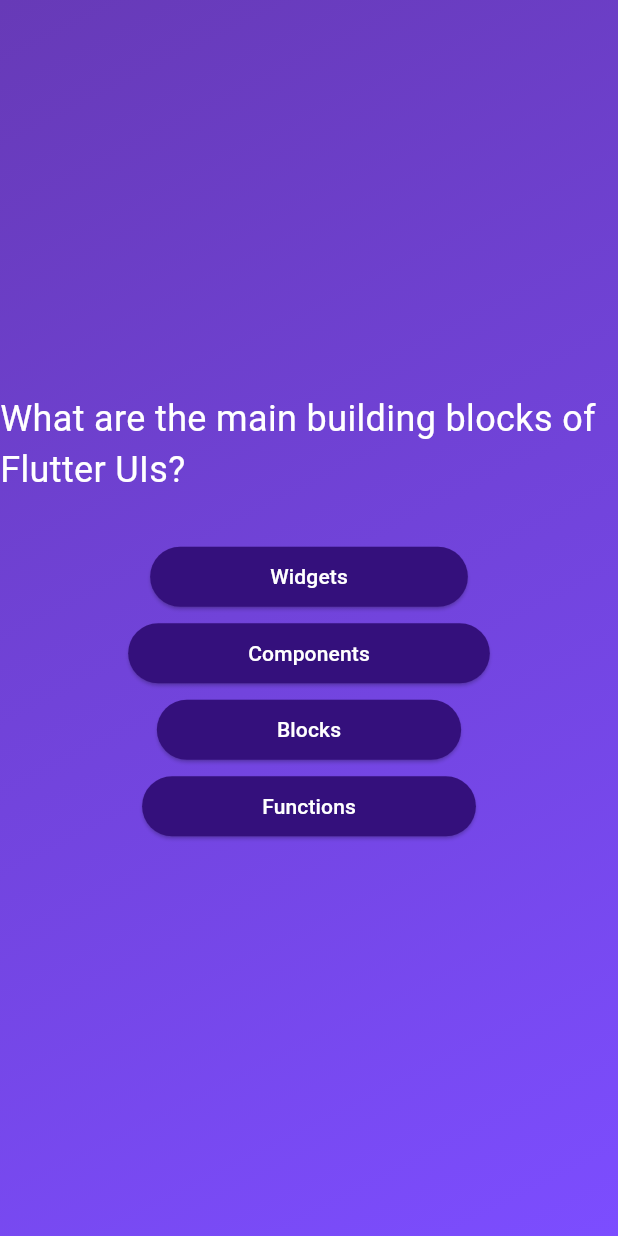
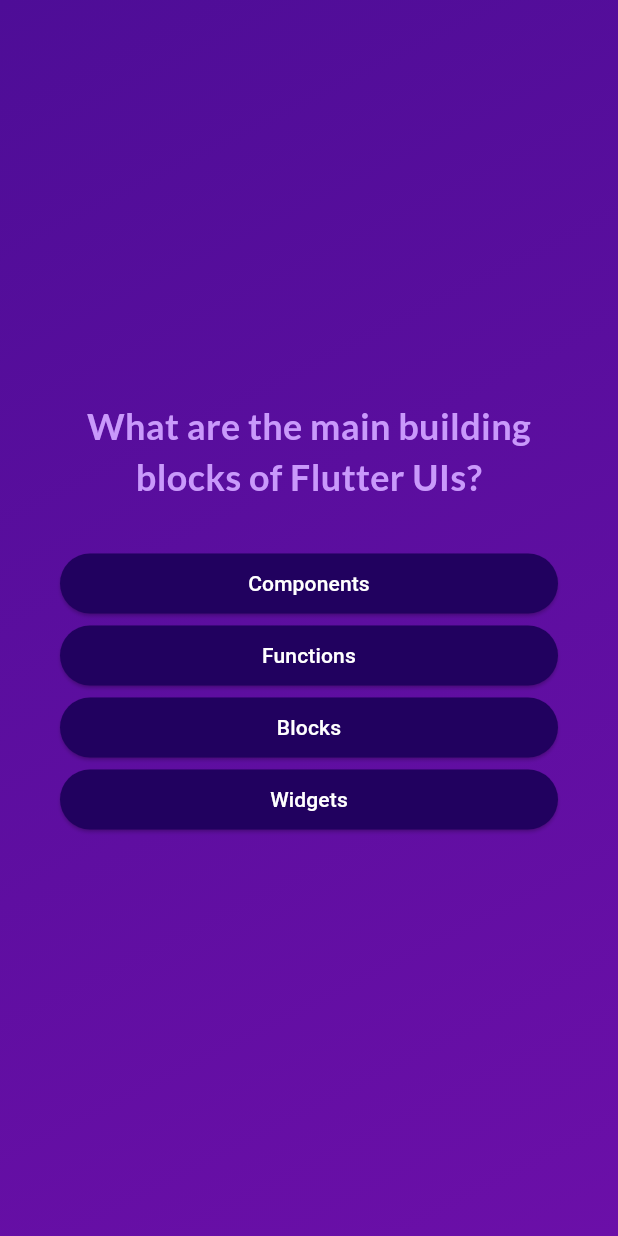
Before and after one commit to wenkhai2005/Quiz_App, a Flutter app: the screen it shows after launch, after a tap on "Start Quiz", on a phone screen of 412 x 824 dp. Run offline on Flutter 3.47's test engine with Material 3 defaults, Android fonts, the phone set to English and light mode, and no system bars; our stand-ins replace google_fonts.

Commit message:
complete version

```diff
--- a/lib/answer_button.dart
+++ b/lib/answer_button.dart
@@ -1,25 +1,34 @@
 import 'package:flutter/material.dart';
 
-// ignore: must_be_immutable
 class AnswerButton extends StatelessWidget {
-  AnswerButton(this.answer, this.onTap, {super.key});
+  const AnswerButton({
+    super.key,
+    required this.answerText,
+    required this.onTap,
+  });
 
-  String answer;
-  void Function() onTap;
+  final String answerText;
+  final void Function() onTap;
 
   @override
   Widget build(BuildContext context) {
     return ElevatedButton(
-      onPressed: () {},
+      onPressed: onTap,
       style: ElevatedButton.styleFrom(
-        padding: EdgeInsets.symmetric(vertical: 10, horizontal: 80),
-        backgroundColor: Color.fromARGB(255, 52, 16, 124),
+        padding: const EdgeInsets.symmetric(
+          vertical: 10,
+          horizontal: 40,
+        ),
+        backgroundColor: const Color.fromARGB(255, 33, 1, 95),
         foregroundColor: Colors.white,
         shape: RoundedRectangleBorder(
-          borderRadius: BorderRadius.circular(100),
+          borderRadius: BorderRadius.circular(40),
         ),
       ),
-      child: Text(answer),
+      child: Text(
+        answerText,
+        textAlign: TextAlign.center,
+      ),
     );
   }
 }
--- a/lib/models/quiz_question.dart
+++ b/lib/models/quiz_question.dart
@@ -3,4 +3,10 @@ class QuizQuestion {
 
   final String text;
   final List<String> answer;
+
+  List<String> getShuffledAnswers() {
+    final shuffledAnswers = List.of(answer);
+    shuffledAnswers.shuffle();
+    return shuffledAnswers;
+  }
 }
--- a/lib/question_screen.dart
+++ b/lib/question_screen.dart
@@ -1,45 +1,66 @@
 import 'package:flutter/material.dart';
 import 'package:quiz_app/data/questions.dart';
 import 'answer_button.dart';
+import 'package:google_fonts/google_fonts.dart';
 
-class QuestionScreen extends StatefulWidget {
-  const QuestionScreen({super.key});
+class QuestionsScreen extends StatefulWidget {
+  const QuestionsScreen({
+    super.key,
+    required this.onSelectAnswer,
+  });
+
+  final void Function(String answer) onSelectAnswer;
 
   @override
-  State<StatefulWidget> createState() {
-    return _QuestionScreenState();
+  State<QuestionsScreen> createState() {
+    return _QuestionsScreenState();
   }
 }
 
-class _QuestionScreenState extends State<QuestionScreen> {
+class _QuestionsScreenState extends State<QuestionsScreen> {
+  var currentQuestionIndex = 0;
+
+  void answerQuestion(String selectedAnswer) {
+    widget.onSelectAnswer(selectedAnswer);
+    // currentQuestionIndex = currentQuestionIndex + 1;
+    // currentQuestionIndex += 1;
+    setState(() {
+      currentQuestionIndex++; // increments the value by 1
+    });
+  }
+
   @override
-  Widget build(BuildContext context) {
-    final currentQuestion = questions[0];
-    return Center(
+  Widget build(context) {
+    final currentQuestion = questions[currentQuestionIndex];
+
+    return SizedBox(
+      width: double.infinity,
+      child: Container(
+        margin: const EdgeInsets.all(40),
         child: Column(
-        mainAxisSize: MainAxisSize.min,
+          mainAxisAlignment: MainAxisAlignment.center,
+          crossAxisAlignment: CrossAxisAlignment.stretch,
           children: [
             Text(
               currentQuestion.text,
-            style: TextStyle(color: Colors.white, fontSize: 24),
+              style: GoogleFonts.lato(
+                color: const Color.fromARGB(255, 201, 153, 251),
+                fontSize: 24,
+                fontWeight: FontWeight.bold,
               ),
-          SizedBox(
-            height: 30,
+              textAlign: TextAlign.center,
             ),
-          AnswerButton(currentQuestion.answer[0], () {}),
-          SizedBox(
-            height: 3,
+            const SizedBox(height: 30),
+            ...currentQuestion.getShuffledAnswers().map((answer) {
+              return AnswerButton(
+                answerText: answer,
+                onTap: () {
+                  answerQuestion(answer);
+                },
+              );
+            })
+          ],
         ),
-          AnswerButton(currentQuestion.answer[1], () {}),
-          SizedBox(
-            height: 3,
-          ),
-          AnswerButton(currentQuestion.answer[2], () {}),
-          SizedBox(
-            height: 3,
-          ),
-          AnswerButton(currentQuestion.answer[3], () {}),
-        ],
       ),
     );
   }
--- a/lib/quiz.dart
+++ b/lib/quiz.dart
@@ -1,9 +1,10 @@
 import 'package:flutter/material.dart';
-import 'package:quiz_app/question_screen.dart';
+import 'package:quiz_app/data/questions.dart';
 import 'start_screen.dart';
-import 'theme_ui.dart';
+import 'question_screen.dart';
+import 'result_screen.dart';
 
-class Quiz extends StatefulWidget{
+class Quiz extends StatefulWidget {
   const Quiz({super.key});
 
   @override
@@ -12,23 +13,66 @@ class Quiz extends StatefulWidget{
   }
 }
 
-class _QuizState extends State<Quiz>{
-  Widget? currentScreen;
+class _QuizState extends State<Quiz> {
+  List<String> selectedAnswers = [];
+  var activeScreen = 'start-screen';
 
-  @override
-  void initState() {
-    currentScreen = StartScreen(nextScreen);
-    super.initState();
+  void switchScreen() {
+    setState(() {
+      activeScreen = 'questions-screen';
+    });
   }
 
-  void nextScreen() {
+  void chooseAnswer(String answer) {
+    selectedAnswers.add(answer);
+
+    if (selectedAnswers.length == questions.length) {
+      setState(() {
+        activeScreen = 'results-screen';
+      });
+    }
+  }
+
+  void restartQuiz() {
     setState(() {
-      currentScreen = QuestionScreen();
+      selectedAnswers = [];
+      activeScreen = 'questions-screen';
     });
   }
 
   @override
-  Widget build(BuildContext context) {
-    return ThemeUI(currentScreen);
+  Widget build(context) {
+    Widget screenWidget = StartScreen(switchScreen);
+
+    if (activeScreen == 'questions-screen') {
+      screenWidget = QuestionsScreen(
+        onSelectAnswer: chooseAnswer,
+      );
+    }
+
+    if (activeScreen == 'results-screen') {
+      screenWidget = ResultsScreen(
+        chosenAnswers: selectedAnswers,
+        onRestart: restartQuiz,
+      );
+    }
+
+    return MaterialApp(
+      home: Scaffold(
+        body: Container(
+          decoration: const BoxDecoration(
+            gradient: LinearGradient(
+              colors: [
+                Color.fromARGB(255, 78, 13, 151),
+                Color.fromARGB(255, 107, 15, 168),
+              ],
+              begin: Alignment.topLeft,
+              end: Alignment.bottomRight,
+            ),
+          ),
+          child: screenWidget,
+        ),
+      ),
+    );
   }
 }
--- a/lib/start_screen.dart
+++ b/lib/start_screen.dart
@@ -1,12 +1,13 @@
 import 'package:flutter/material.dart';
+import 'package:google_fonts/google_fonts.dart';
 
 class StartScreen extends StatelessWidget {
-  const StartScreen(this.nextScreen, {super.key});
+  const StartScreen(this.startQuiz, {super.key});
 
-  final void Function() nextScreen;
+  final void Function() startQuiz;
 
   @override
-  Widget build(BuildContext context) {
+  Widget build(context) {
     return Center(
       child: Column(
         mainAxisSize: MainAxisSize.min,
@@ -14,33 +15,32 @@ class StartScreen extends StatelessWidget {
           Image.asset(
             'assets/images/quiz-logo.png',
             width: 300,
-            color: Color.fromARGB(199, 255, 255, 255),
+            color: const Color.fromARGB(150, 255, 255, 255),
           ),
-          SizedBox(
-            height: 80,
-          ),
+          // Opacity(
+          //   opacity: 0.6,
+          //   child: Image.asset(
+          //     'assets/images/quiz-logo.png',
+          //     width: 300,
+          //   ),
+          // ),
+          const SizedBox(height: 80),
           Text(
             'Learn Flutter the fun way!',
-            style: TextStyle(color: Colors.white, fontSize: 24),
-          ),
-          SizedBox(
-            height: 30,
-          ),
-          OutlinedButton.icon(
-            style: OutlinedButton.styleFrom(
-              foregroundColor: Colors.white, // Text color
-              backgroundColor: Colors.deepPurple, // Button background color
-              side: BorderSide(color: Colors.white), // Border color
-            ),
-            icon: Icon(
-              Icons.arrow_circle_right_sharp,
-              color: Colors.white,
-            ),
-            onPressed: nextScreen,
-            label: Text(
-              'Start Quiz',
+            style: GoogleFonts.lato(
+              color: const Color.fromARGB(255, 237, 223, 252),
+              fontSize: 24,
             ),
           ),
+          const SizedBox(height: 30),
+          OutlinedButton.icon(
+            onPressed: startQuiz,
+            style: OutlinedButton.styleFrom(
+              foregroundColor: Colors.white,
+            ),
+            icon: const Icon(Icons.arrow_right_alt),
+            label: const Text('Start Quiz'),
+          )
         ],
       ),
     );
--- a/lib/theme_ui.dart
+++ /dev/null
@@ -1,29 +0,0 @@
-import 'package:flutter/material.dart';
-
-// ignore: must_be_immutable
-class ThemeUI extends StatelessWidget{
-  ThemeUI(this.material, {super.key});
-
-  var material;
-
-  @override
-  Widget build(BuildContext context) {
-    return MaterialApp(
-      home: Scaffold(
-        body: Container(
-          decoration: BoxDecoration(
-            gradient: LinearGradient(
-              colors: [
-                Colors.deepPurple,
-                Colors.deepPurpleAccent
-                ],
-              begin: Alignment.topLeft,
-              end: Alignment.bottomRight,
-            ),
-          ),
-          child: material,
-        ),
-      ),
-    );
-  }
-}
--- a/pubspec.yaml
+++ b/pubspec.yaml
@@ -34,6 +34,7 @@ dependencies:
   # The following adds the Cupertino Icons font to your application.
   # Use with the CupertinoIcons class for iOS style icons.
   cupertino_icons: ^1.0.8
+  google_fonts: ^6.2.1
 
 dev_dependencies:
   flutter_test:
```
Also changed, not shown: lib/questions_summary/question_identifier.dart (added, +35 -0 lines), lib/questions_summary/question_summary.dart (added, +25 -0 lines), lib/questions_summary/summary_item.dart (added, +58 -0 lines), lib/result_screen.dart (added, +77 -0 lines), pubspec.lock, 11 other files. Lines whose indentation alone changed are shown as unchanged.
